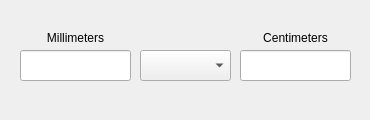
The window that Units/distanceandlength.ui (ITAAcademy/ITAInformator) describes before a commit, drawn with Qt 5.
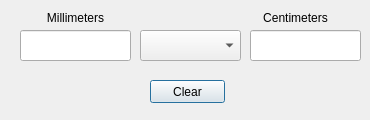
The same window after the commit.

Commit message: -fix bug with Temperature conversion in other leng. Add clearButton

```diff
--- a/Units/distanceandlength.ui
+++ b/Units/distanceandlength.ui
@@ -16,8 +16,8 @@
   <widget class="QLineEdit" name="lineEdit_D_right">
    <property name="geometry">
     <rect>
-     <x>240</x>
-     <y>50</y>
+     <x>250</x>
+     <y>30</y>
      <width>111</width>
      <height>31</height>
     </rect>
@@ -27,7 +27,7 @@
    <property name="geometry">
     <rect>
      <x>20</x>
-     <y>50</y>
+     <y>30</y>
      <width>111</width>
      <height>31</height>
     </rect>
@@ -37,8 +37,8 @@
    <property name="geometry">
     <rect>
      <x>140</x>
-     <y>50</y>
-     <width>91</width>
+     <y>30</y>
+     <width>101</width>
      <height>31</height>
     </rect>
    </property>
@@ -47,7 +47,7 @@
    <property name="geometry">
     <rect>
      <x>20</x>
-     <y>30</y>
+     <y>10</y>
      <width>111</width>
      <height>16</height>
     </rect>
@@ -63,7 +63,7 @@
    <property name="geometry">
     <rect>
      <x>240</x>
-     <y>30</y>
+     <y>10</y>
      <width>111</width>
      <height>16</height>
     </rect>
@@ -75,6 +75,19 @@
     <set>Qt::AlignCenter</set>
    </property>
   </widget>
+  <widget class="QPushButton" name="pushButton_clearLenght">
+   <property name="geometry">
+    <rect>
+     <x>150</x>
+     <y>80</y>
+     <width>75</width>
+     <height>23</height>
+    </rect>
+   </property>
+   <property name="text">
+    <string>Clear</string>
+   </property>
+  </widget>
  </widget>
  <resources/>
  <connections/>
```
The commit also changes 11 other files.
